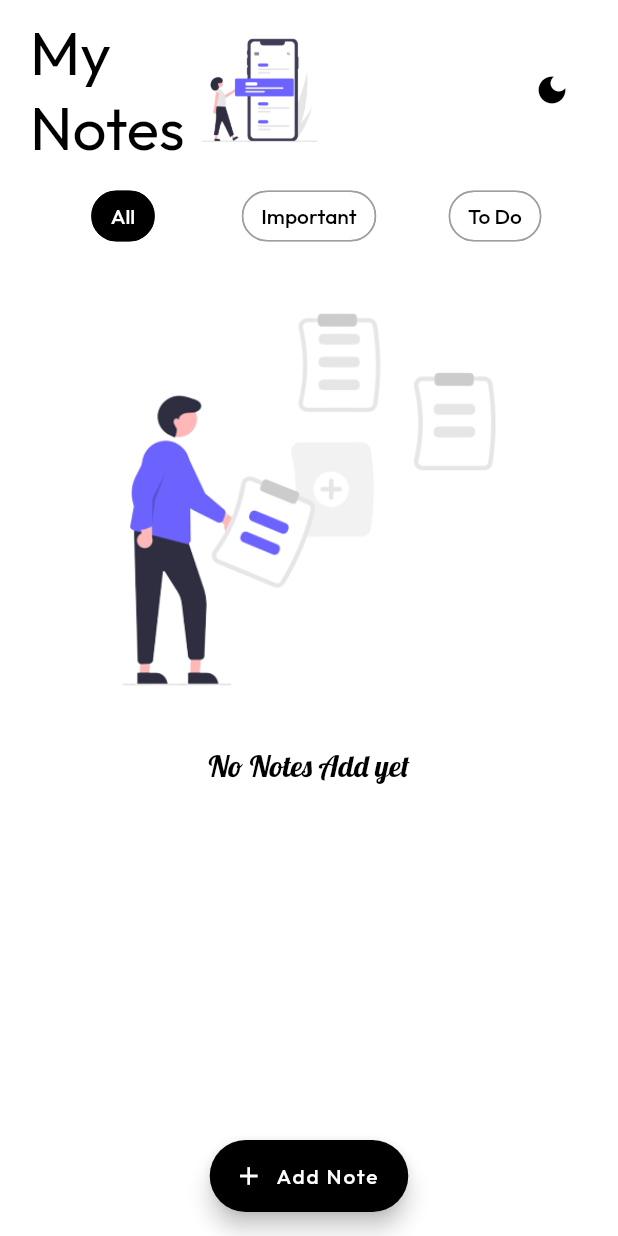
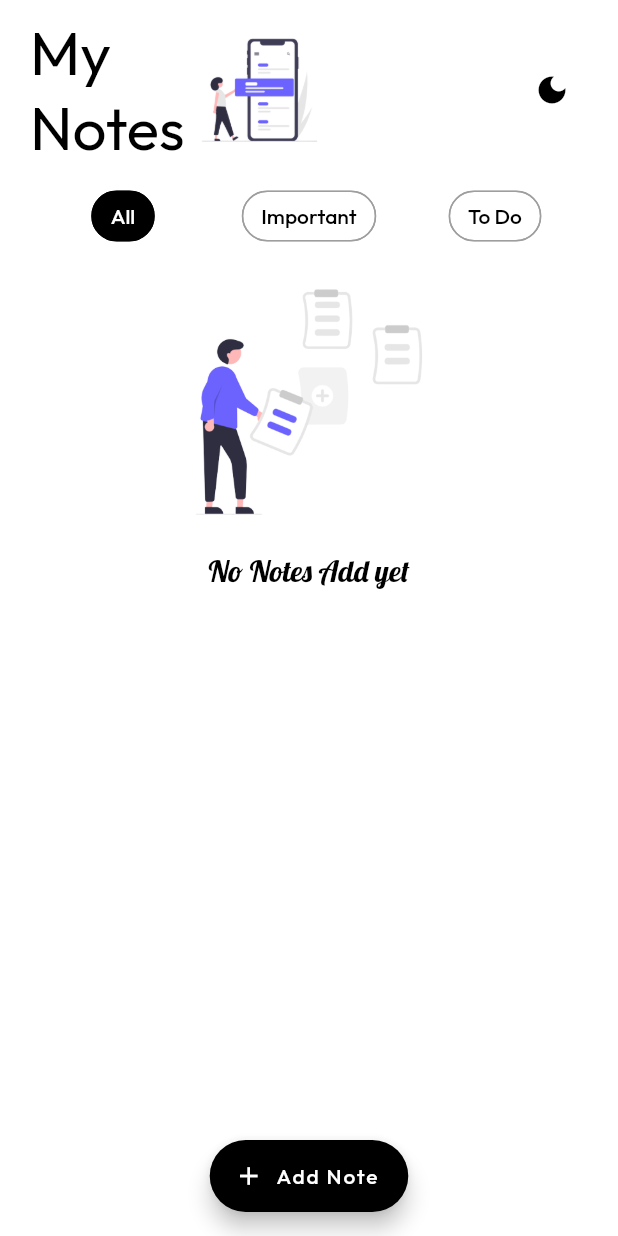
Before and after one commit to aymanattieh77/note_flutter, a Flutter app: the screen it shows after launch, on a phone screen of 412 x 824 dp. Run offline on Flutter 3.47's test engine with Material 2 defaults, Android fonts, the light colour scheme and no system bars; our stand-ins replace bloc, flutter_bloc, flutter_slidable, google_fonts, page_transition, shared_preferences and 1 more; accounts and stored records are empty.

Commit message:
final commit

```diff
--- a/lib/views/screens/homepage/widgets/empty_note.dart
+++ b/lib/views/screens/homepage/widgets/empty_note.dart
@@ -8,16 +8,21 @@ class EmptyNote extends StatelessWidget {
   @override
   Widget build(BuildContext context) {
     return Expanded(
+      child: Center(
         child: Column(
           children: [
-          Image.asset('assets/images/add_notes.png'),
+            Image.asset(
+              'assets/images/add_notes.png',
+              height: 200,
+            ),
             Text(
               'No Notes Add yet',
               style: textLobsterStyle.copyWith(
                 color: Theme.of(context).primaryColor,
               ),
-          )
+            ),
           ],
+        ),
       ),
     );
   }
```
Lines whose indentation alone changed are shown as unchanged.
